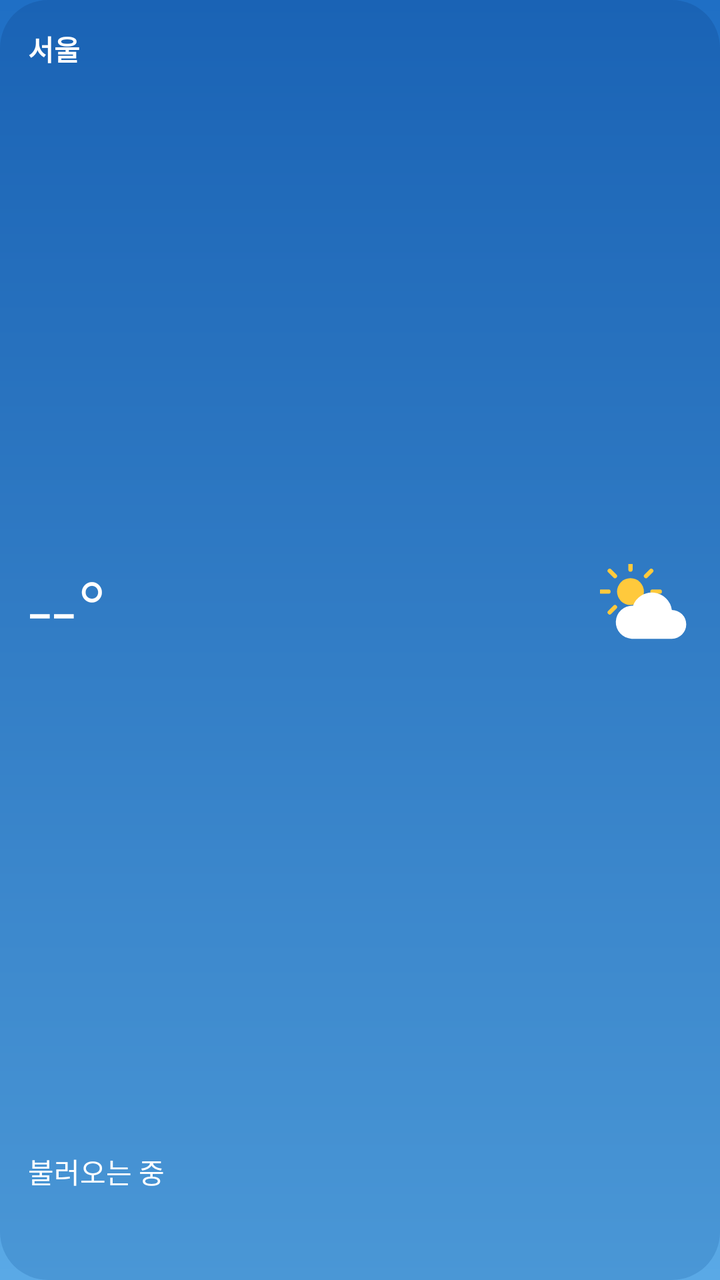
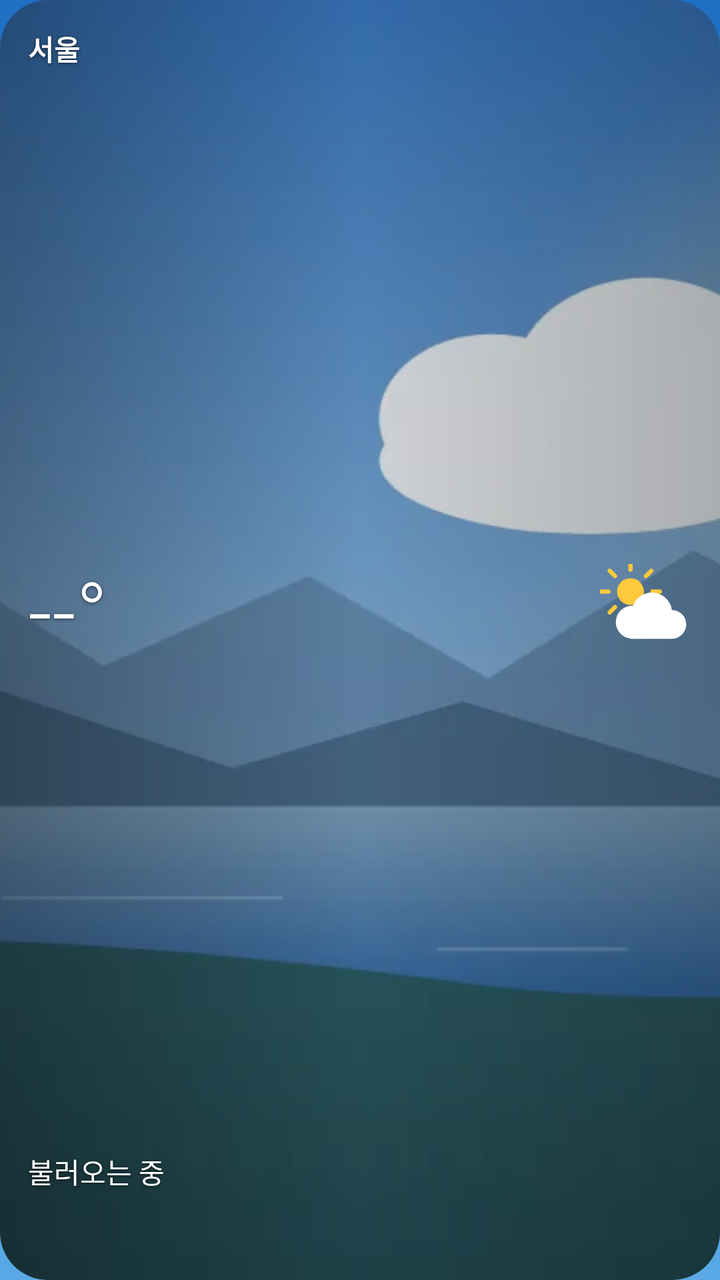

Screens rendered from an Android XML layout before and after an edit, with the pre-edit source and the edit as a unified diff.
<!-- AndroidManifest.xml: application theme AppTheme -->
<!-- res/layout/widget_small.xml -->
<?xml version="1.0" encoding="utf-8"?>
<FrameLayout xmlns:android="http://schemas.android.com/apk/res/android"
    android:id="@+id/root" android:layout_width="match_parent" android:layout_height="match_parent">
    <ImageView android:id="@+id/bg" android:layout_width="match_parent" android:layout_height="match_parent"
        android:scaleType="fitXY" android:src="@drawable/bg_clear_day" android:importantForAccessibility="no"/>
    <LinearLayout     android:id="@+id/content" android:layout_width="match_parent" android:layout_height="match_parent"
        android:orientation="vertical" android:padding="14dp" >
        <TextView android:id="@+id/city" android:layout_width="match_parent" android:layout_height="wrap_content"
            android:text="서울" android:textColor="#FFFFFF" android:textSize="14sp" android:textStyle="bold" android:maxLines="1" android:ellipsize="end"/>
        <LinearLayout android:layout_width="match_parent" android:layout_height="0dp" android:layout_weight="1"
            android:orientation="horizontal" android:gravity="center_vertical">
            <TextView android:id="@+id/temp" android:layout_width="0dp" android:layout_weight="1" android:layout_height="wrap_content"
                android:text="--°" android:textColor="#FFFFFF" android:textSize="42sp" android:fontFamily="sans-serif-light" android:maxLines="1"/>
            <ImageView android:id="@+id/icon" android:layout_width="46dp" android:layout_height="46dp" android:src="@drawable/ic_w_partly_day"/>
        </LinearLayout>
        <TextView android:id="@+id/cond" android:layout_width="match_parent" android:layout_height="wrap_content"
            android:text="불러오는 중" android:textColor="#FFFFFF" android:textSize="14sp" android:maxLines="1"/>
        <TextView android:id="@+id/hl" android:layout_width="match_parent" android:layout_height="wrap_content"
            android:text="" android:textColor="#CCFFFFFF" android:textSize="12sp" android:maxLines="1"/>
        <TextView android:id="@+id/updated" android:layout_width="match_parent" android:layout_height="wrap_content"
            android:text="" android:textColor="#99FFFFFF" android:textSize="10sp" android:maxLines="1"/>
    </LinearLayout>
</FrameLayout>
<!-- resources referenced by this layout -->
<resources>
  <!-- drawable bg_clear_day (drawable) -->
  <?xml version="1.0" encoding="utf-8"?>
  <shape xmlns:android="http://schemas.android.com/apk/res/android" android:shape="rectangle"><corners android:radius="24dp"/><gradient android:angle="270" android:startColor="#1A63B5" android:endColor="#4A97D6"/></shape>
  <!-- drawable ic_w_partly_day (drawable) -->
  <?xml version="1.0" encoding="utf-8"?>
  <vector xmlns:android="http://schemas.android.com/apk/res/android" android:width="64dp" android:height="64dp" android:viewportWidth="64" android:viewportHeight="64"><group android:translateX="-6" android:translateY="-8" android:scaleX="0.85" android:scaleY="0.85"><path android:fillColor="#FFC93C" android:pathData="M32,21a11,11 0,1 1,0 22a11,11 0,1 1,0 -22z"/><path android:strokeColor="#FFC93C" android:strokeWidth="3.5" android:strokeLineCap="round" android:pathData="M32,14L32,8M32,56L32,50M14,32L8,32M56,32L50,32M19.3,19.3L15,15M44.7,44.7L49,49M44.7,19.3L49,15M19.3,44.7L15,49"/></group><group android:translateX="4" android:translateY="6" android:scaleX="1" android:scaleY="1"><path android:fillColor="#FFFFFF" android:pathData="M18,46h28a10,10 0,0 0,0 -20a14,14 0,0 0,-27 -3A11,11 0,0 0,18 46z"/></group></vector>
  <style name="AppTheme" parent="android:Theme.Material.NoActionBar">
      <item name="android:windowBackground">@drawable/ic_launcher_bg</item>
      <item name="android:statusBarColor">#1F6FC5</item>
      <item name="android:navigationBarColor">#5AA9E6</item>
    </style>
  <!-- drawable ic_launcher_bg (drawable) -->
  <?xml version="1.0" encoding="utf-8"?>
  <shape xmlns:android="http://schemas.android.com/apk/res/android"><gradient android:angle="270" android:startColor="#1F6FC5" android:endColor="#5AA9E6"/></shape>
</resources>

<!-- the commit's change to res/layout/widget_small.xml (unified diff, before → after) -->
@@ -1,23 +1,26 @@
 <?xml version="1.0" encoding="utf-8"?>
 <FrameLayout xmlns:android="http://schemas.android.com/apk/res/android"
-    android:id="@+id/root" android:layout_width="match_parent" android:layout_height="match_parent">
+    android:id="@+id/root" android:layout_width="match_parent" android:layout_height="match_parent"
+    android:background="@drawable/widget_clip" android:clipToOutline="true">
     <ImageView android:id="@+id/bg" android:layout_width="match_parent" android:layout_height="match_parent"
-        android:scaleType="fitXY" android:src="@drawable/bg_clear_day" android:importantForAccessibility="no"/>
+        android:scaleType="centerCrop" android:src="@drawable/scene_partly_day" android:importantForAccessibility="no"/>
+    <ImageView android:id="@+id/scrim" android:layout_width="match_parent" android:layout_height="match_parent"
+        android:scaleType="fitXY" android:src="@drawable/scrim" android:importantForAccessibility="no"/>
     <LinearLayout     android:id="@+id/content" android:layout_width="match_parent" android:layout_height="match_parent"
         android:orientation="vertical" android:padding="14dp" >
-        <TextView android:id="@+id/city" android:layout_width="match_parent" android:layout_height="wrap_content"
+        <TextView android:id="@+id/city" android:shadowColor="#99000000" android:shadowRadius="4" android:shadowDy="1" android:layout_width="match_parent" android:layout_height="wrap_content"
             android:text="서울" android:textColor="#FFFFFF" android:textSize="14sp" android:textStyle="bold" android:maxLines="1" android:ellipsize="end"/>
         <LinearLayout android:layout_width="match_parent" android:layout_height="0dp" android:layout_weight="1"
             android:orientation="horizontal" android:gravity="center_vertical">
-            <TextView android:id="@+id/temp" android:layout_width="0dp" android:layout_weight="1" android:layout_height="wrap_content"
+            <TextView android:id="@+id/temp" android:shadowColor="#99000000" android:shadowRadius="4" android:shadowDy="1" android:layout_width="0dp" android:layout_weight="1" android:layout_height="wrap_content"
                 android:text="--°" android:textColor="#FFFFFF" android:textSize="42sp" android:fontFamily="sans-serif-light" android:maxLines="1"/>
             <ImageView android:id="@+id/icon" android:layout_width="46dp" android:layout_height="46dp" android:src="@drawable/ic_w_partly_day"/>
         </LinearLayout>
-        <TextView android:id="@+id/cond" android:layout_width="match_parent" android:layout_height="wrap_content"
+        <TextView android:id="@+id/cond" android:shadowColor="#99000000" android:shadowRadius="4" android:shadowDy="1" android:layout_width="match_parent" android:layout_height="wrap_content"
             android:text="불러오는 중" android:textColor="#FFFFFF" android:textSize="14sp" android:maxLines="1"/>
-        <TextView android:id="@+id/hl" android:layout_width="match_parent" android:layout_height="wrap_content"
+        <TextView android:id="@+id/hl" android:shadowColor="#99000000" android:shadowRadius="4" android:shadowDy="1" android:layout_width="match_parent" android:layout_height="wrap_content"
             android:text="" android:textColor="#CCFFFFFF" android:textSize="12sp" android:maxLines="1"/>
-        <TextView android:id="@+id/updated" android:layout_width="match_parent" android:layout_height="wrap_content"
+        <TextView android:id="@+id/updated" android:shadowColor="#99000000" android:shadowRadius="4" android:shadowDy="1" android:layout_width="match_parent" android:layout_height="wrap_content"
             android:text="" android:textColor="#99FFFFFF" android:textSize="10sp" android:maxLines="1"/>
     </LinearLayout>
 </FrameLayout>
<!-- resource entries referenced after the edit -->
@@ -1,11 +1,15 @@
 <!-- resources referenced by this layout -->
 <resources>
-  <!-- drawable bg_clear_day (drawable) -->
-  <?xml version="1.0" encoding="utf-8"?>
-  <shape xmlns:android="http://schemas.android.com/apk/res/android" android:shape="rectangle"><corners android:radius="24dp"/><gradient android:angle="270" android:startColor="#1A63B5" android:endColor="#4A97D6"/></shape>
   <!-- drawable ic_w_partly_day (drawable) -->
   <?xml version="1.0" encoding="utf-8"?>
   <vector xmlns:android="http://schemas.android.com/apk/res/android" android:width="64dp" android:height="64dp" android:viewportWidth="64" android:viewportHeight="64"><group android:translateX="-6" android:translateY="-8" android:scaleX="0.85" android:scaleY="0.85"><path android:fillColor="#FFC93C" android:pathData="M32,21a11,11 0,1 1,0 22a11,11 0,1 1,0 -22z"/><path android:strokeColor="#FFC93C" android:strokeWidth="3.5" android:strokeLineCap="round" android:pathData="M32,14L32,8M32,56L32,50M14,32L8,32M56,32L50,32M19.3,19.3L15,15M44.7,44.7L49,49M44.7,19.3L49,15M19.3,44.7L15,49"/></group><group android:translateX="4" android:translateY="6" android:scaleX="1" android:scaleY="1"><path android:fillColor="#FFFFFF" android:pathData="M18,46h28a10,10 0,0 0,0 -20a14,14 0,0 0,-27 -3A11,11 0,0 0,18 46z"/></group></vector>
+  <!-- drawable scene_partly_day: webp bitmap (drawable-nodpi, 12558 bytes) -->
+  <!-- drawable scrim (drawable) -->
+  <?xml version="1.0" encoding="utf-8"?>
+  <shape xmlns:android="http://schemas.android.com/apk/res/android" android:shape="rectangle"><gradient android:angle="0" android:startColor="#66000000" android:centerColor="#26000000" android:endColor="#4D000000"/></shape>
+  <!-- drawable widget_clip (drawable) -->
+  <?xml version="1.0" encoding="utf-8"?>
+  <shape xmlns:android="http://schemas.android.com/apk/res/android" android:shape="rectangle"><corners android:radius="24dp"/><solid android:color="#01000000"/></shape>
   <style name="AppTheme" parent="android:Theme.Material.NoActionBar">
       <item name="android:windowBackground">@drawable/ic_launcher_bg</item>
       <item name="android:statusBarColor">#1F6FC5</item>
